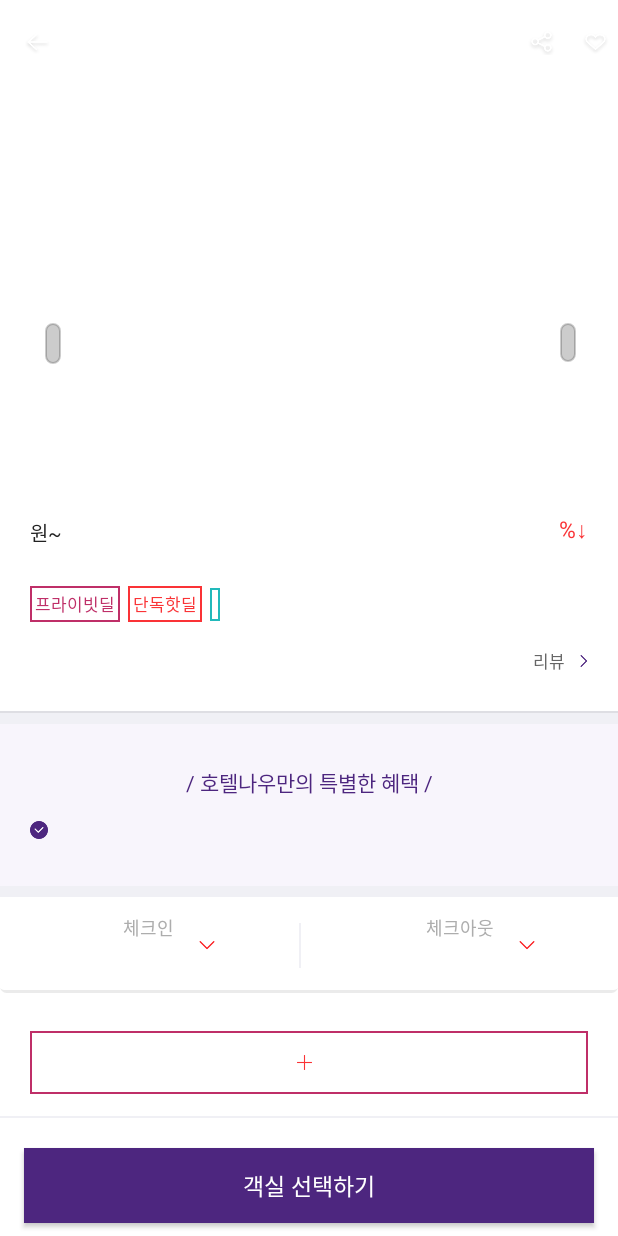
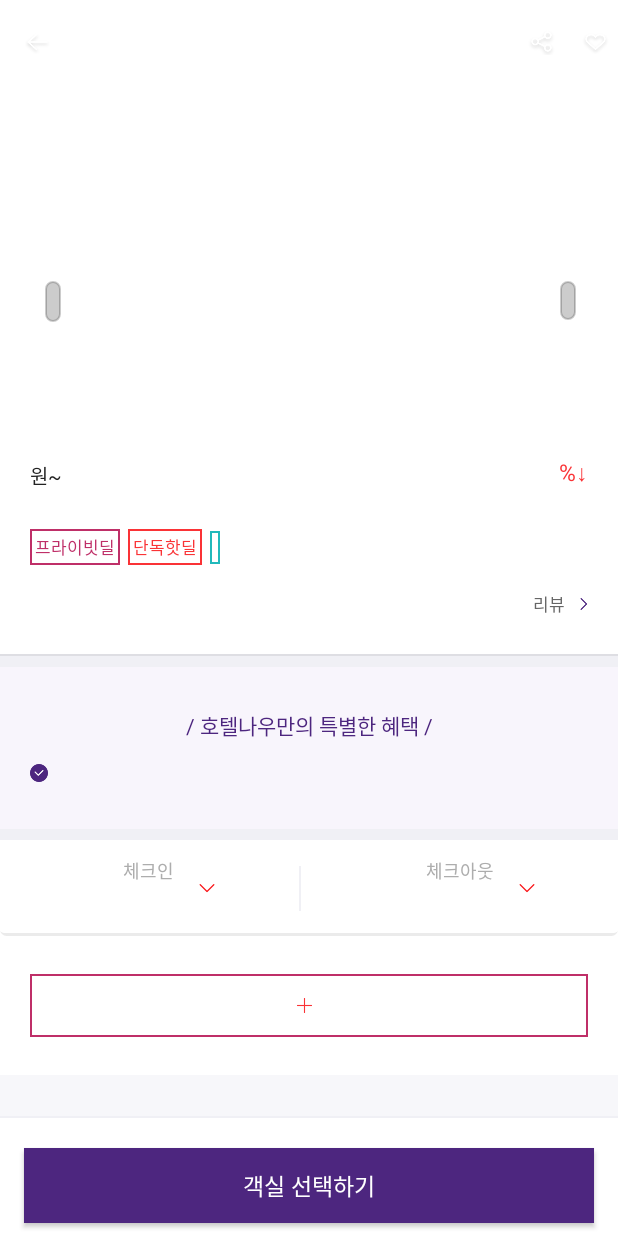
Before and after one commit to Hwang02/android_renew, an Android app: the DetailHotelActivity screen opened directly, with no data from a screen before it, on a phone screen of 412 x 824 dp. Run offline under Robolectric (Android 15) with nearby library versions, the phone set to English and light mode, and no system bars; libraries missing offline, so code that uses them is left out: com.facebook, com.facebook.login, com.facebook.share, com.kakao.kakaolink, com.kakao.util and 3 more; pictures from the network do not load; 6 statements that could not run were skipped.

Commit message:
AppBarLayout와 NestedScrollView 겹치기 -margin

```diff
--- a/app/src/main/res/drawable/style_detail_top.xml
+++ b/app/src/main/res/drawable/style_detail_top.xml
@@ -3,7 +3,7 @@
     <item>
         <shape android:shape="rectangle">
             <corners android:topLeftRadius="8dp"
-                android:topRightRadius="8dp"/>
+                android:topRightRadius="8dp" />
             <solid android:color="@color/white" />
         </shape>
     </item>
--- a/app/src/main/res/layout/activity_hotel_detail.xml
+++ b/app/src/main/res/layout/activity_hotel_detail.xml
@@ -13,13 +13,13 @@
         android:layout_width="match_parent"
         android:layout_height="wrap_content"
         android:fitsSystemWindows="true"
-        android:background="@android:color/transparent"
+        android:background="@color/white"
         android:theme="@style/ThemeOverlay.AppCompat.Dark.ActionBar">
 
         <android.support.design.widget.CollapsingToolbarLayout
             android:id="@+id/collapsing_toolbar"
             android:layout_width="match_parent"
-            android:layout_height="match_parent"
+            android:layout_height="234dp"
             android:fitsSystemWindows="true"
             android:background="@android:color/transparent"
             app:titleEnabled="false"
@@ -29,11 +29,11 @@
             <com.hotelnow.utils.ToughViewPager
                 android:id="@+id/img_pager"
                 android:layout_width="match_parent"
-                android:layout_height="262dp"
+                android:layout_height="234dp"
                 android:scaleType="centerCrop"
                 android:fitsSystemWindows="true"
-                android:background="@android:color/transparent"
-                app:layout_collapseMode="parallax"/>
+                android:background="@color/white"
+                app:layout_collapseMode="pin"/>
 
             <RelativeLayout
                 android:layout_width="match_parent"
@@ -146,17 +146,19 @@
     <android.support.v4.widget.NestedScrollView
         android:layout_width="match_parent"
         android:layout_height="match_parent"
-        app:layout_behavior="@string/appbar_scrolling_view_behavior"
-        android:background="@drawable/style_detail_top">
+        android:background="@android:color/transparent"
+        android:layout_marginTop="-10dp"
+        app:layout_behavior="@string/appbar_scrolling_view_behavior">
 
         <LinearLayout
             android:layout_width="match_parent"
             android:layout_height="match_parent"
-            android:orientation="vertical">
+            android:orientation="vertical" >
 
             <LinearLayout
                 android:layout_width="match_parent"
-                android:layout_height="wrap_content">
+                android:layout_height="wrap_content"
+                android:background="@drawable/style_detail_top">
 
                 <include layout="@layout/layout_detail_hotel" />
 
```
